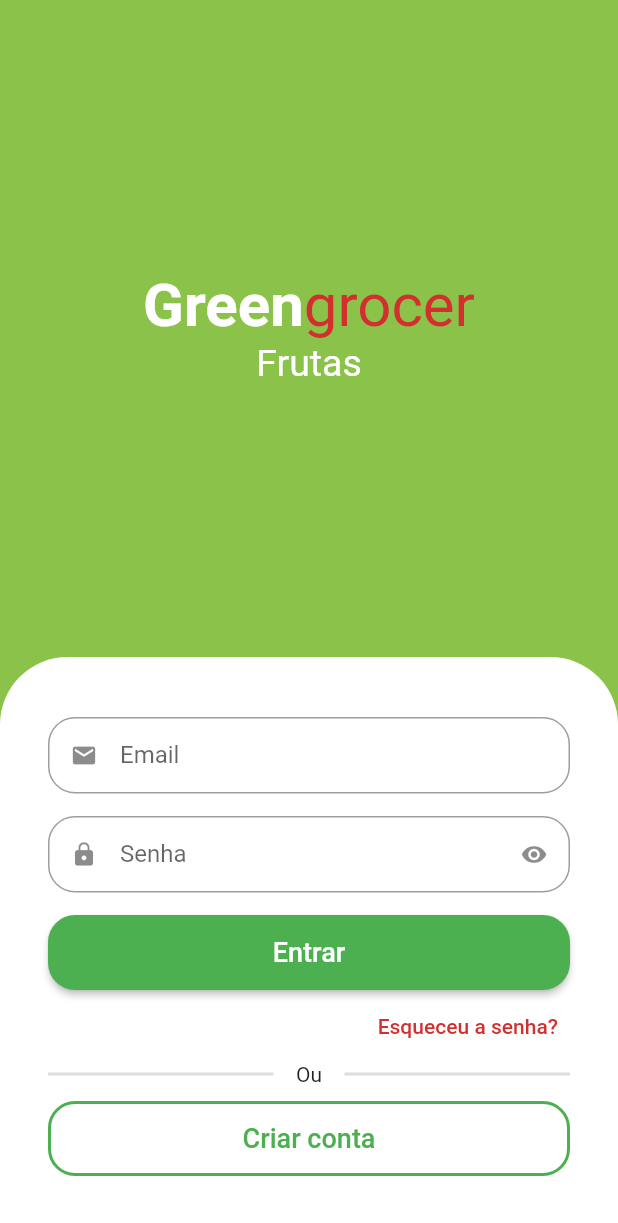
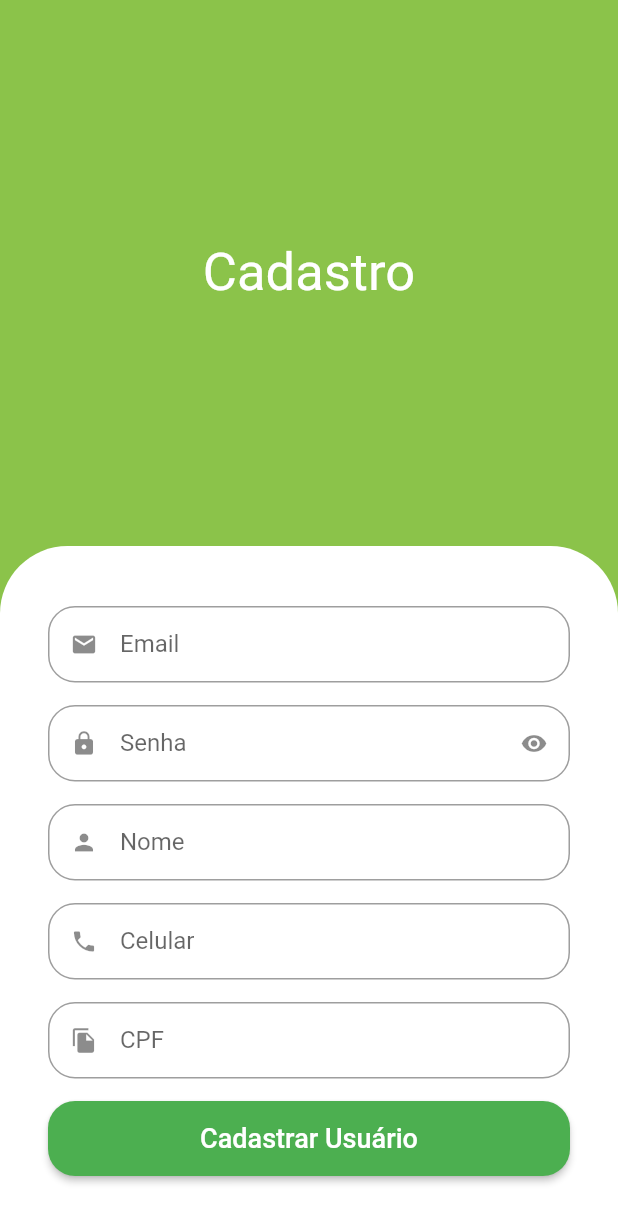
Before and after one commit to hhesedh/greengrocer, a Flutter app: the screen it shows after launch, after a tap on "Criar conta", on a phone screen of 412 x 824 dp. Shown: the top 1223 px of the screen. Run offline on Flutter 3.47's test engine with Material 2 defaults, Android fonts, the phone set to English and light mode, and no system bars; drawn by our look-alikes of animated_text_kit.

Commit message:
criação da tela de signUp

```diff
--- a/lib/src/auth/sign_in_scren.dart
+++ b/lib/src/auth/sign_in_scren.dart
@@ -1,5 +1,6 @@
 import 'package:animated_text_kit/animated_text_kit.dart';
 import 'package:flutter/material.dart';
+import 'package:greengrocer/src/auth/sign_up_screen.dart';
 import 'package:greengrocer/src/config/custom_colors.dart';
 
 import 'components/custom_text_field.dart';
@@ -169,7 +170,15 @@ class SignInScreen extends StatelessWidget {
                             color: Colors.green,
                           ),
                         ),
-                        onPressed: () {},
+                        onPressed: () {
+                          Navigator.of(context).push(
+                            MaterialPageRoute(
+                              builder: (c) {
+                                return const SignUpScreen();
+                              },
+                            ),
+                          );
+                        },
                         child: const Text(
                           'Criar conta',
                           style: TextStyle(
--- /dev/null
+++ b/lib/src/auth/sign_up_screen.dart
@@ -0,0 +1,94 @@
+import 'package:flutter/material.dart';
+import 'package:greengrocer/src/auth/components/custom_text_field.dart';
+import 'package:greengrocer/src/config/custom_colors.dart';
+
+class SignUpScreen extends StatelessWidget {
+  const SignUpScreen({super.key});
+
+  @override
+  Widget build(BuildContext context) {
+    final size = MediaQuery.of(context).size;
+
+    return Scaffold(
+      backgroundColor: CustomColors.customSwatchColor,
+      body: SingleChildScrollView(
+        child: SizedBox(
+          height: size.height,
+          width: size.width,
+          child: Column(
+            children: [
+              const Expanded(
+                child: Center(
+                  child: Text(
+                    'Cadastro',
+                    style: TextStyle(
+                      color: Colors.white,
+                      fontSize: 35,
+                    ),
+                  ),
+                ),
+              ),
+
+              // Formulário
+              Container(
+                padding: const EdgeInsets.symmetric(
+                  horizontal: 32,
+                  vertical: 40,
+                ),
+                decoration: const BoxDecoration(
+                  color: Colors.white,
+                  borderRadius: BorderRadius.vertical(
+                    top: Radius.circular(45),
+                  ),
+                ),
+                child: Column(
+                  crossAxisAlignment: CrossAxisAlignment.stretch,
+                  children: [
+                    const CustomTextField(
+                      icon: Icons.email,
+                      label: 'Email',
+                    ),
+                    const CustomTextField(
+                      icon: Icons.lock,
+                      label: 'Senha',
+                      isSecret: true,
+                    ),
+                    const CustomTextField(
+                      icon: Icons.person,
+                      label: 'Nome',
+                    ),
+                    const CustomTextField(
+                      icon: Icons.phone,
+                      label: 'Celular',
+                    ),
+                    const CustomTextField(
+                      icon: Icons.file_copy,
+                      label: 'CPF',
+                    ),
+                    SizedBox(
+                      height: 50,
+                      child: ElevatedButton(
+                        style: ElevatedButton.styleFrom(
+                          shape: RoundedRectangleBorder(
+                            borderRadius: BorderRadius.circular(18),
+                          ),
+                        ),
+                        onPressed: () {},
+                        child: const Text(
+                          'Cadastrar Usuário',
+                          style: TextStyle(
+                            fontSize: 18,
+                          ),
+                        ),
+                      ),
+                    ),
+                  ],
+                ),
+              ),
+            ],
+          ),
+        ),
+      ),
+    );
+  }
+}
```
